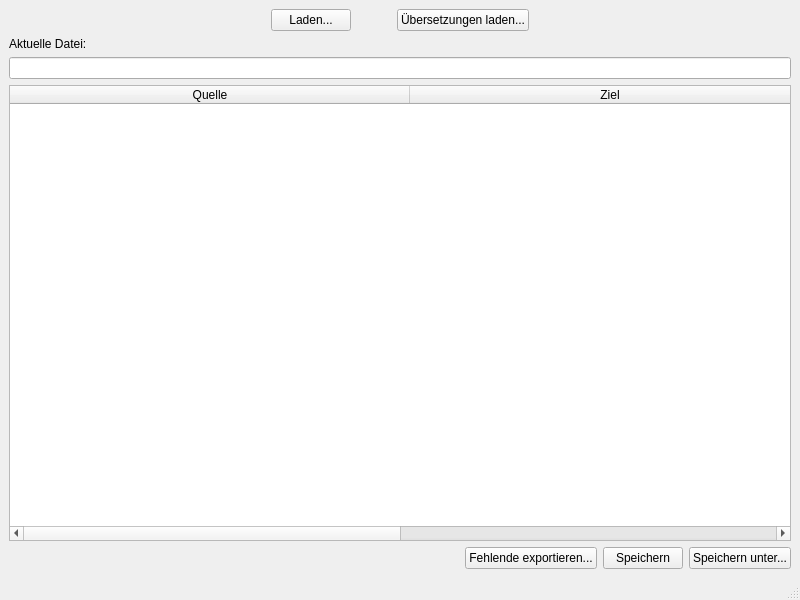
Old version of the form sietranswnd.ui in the repository kingnak/SieTrans.
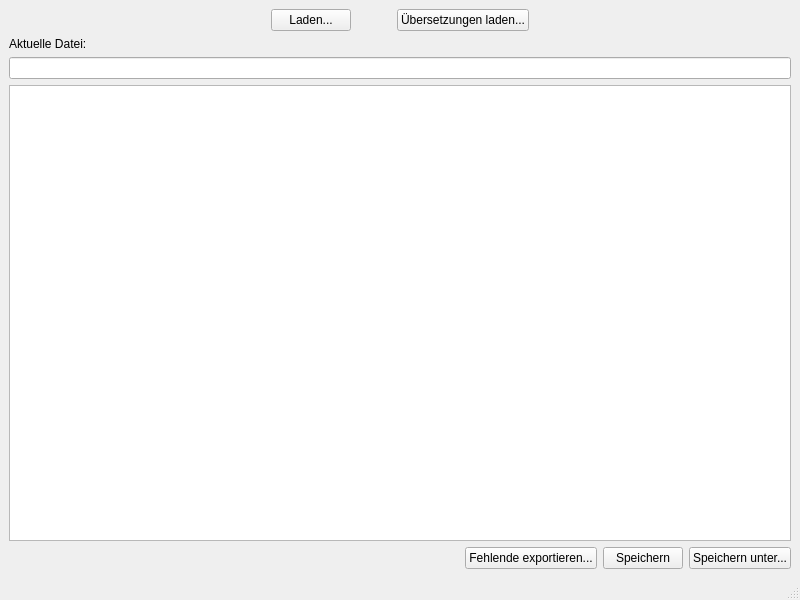
New version of the form.

Commit message: Table model with filters

The edit to the form file:
```diff
--- a/sietranswnd.ui
+++ b/sietranswnd.ui
@@ -97,23 +97,10 @@
      <widget class="QLineEdit" name="txtFilter"/>
     </item>
     <item>
-     <widget class="QTableWidget" name="tblTranslation">
-      <attribute name="horizontalHeaderDefaultSectionSize">
-       <number>400</number>
-      </attribute>
+     <widget class="QTableView" name="tblTranslation">
       <attribute name="horizontalHeaderStretchLastSection">
        <bool>true</bool>
       </attribute>
-      <column>
-       <property name="text">
-        <string>Quelle</string>
-       </property>
-      </column>
-      <column>
-       <property name="text">
-        <string>Ziel</string>
-       </property>
-      </column>
      </widget>
     </item>
     <item>
```
The commit also changes 5 other files.
